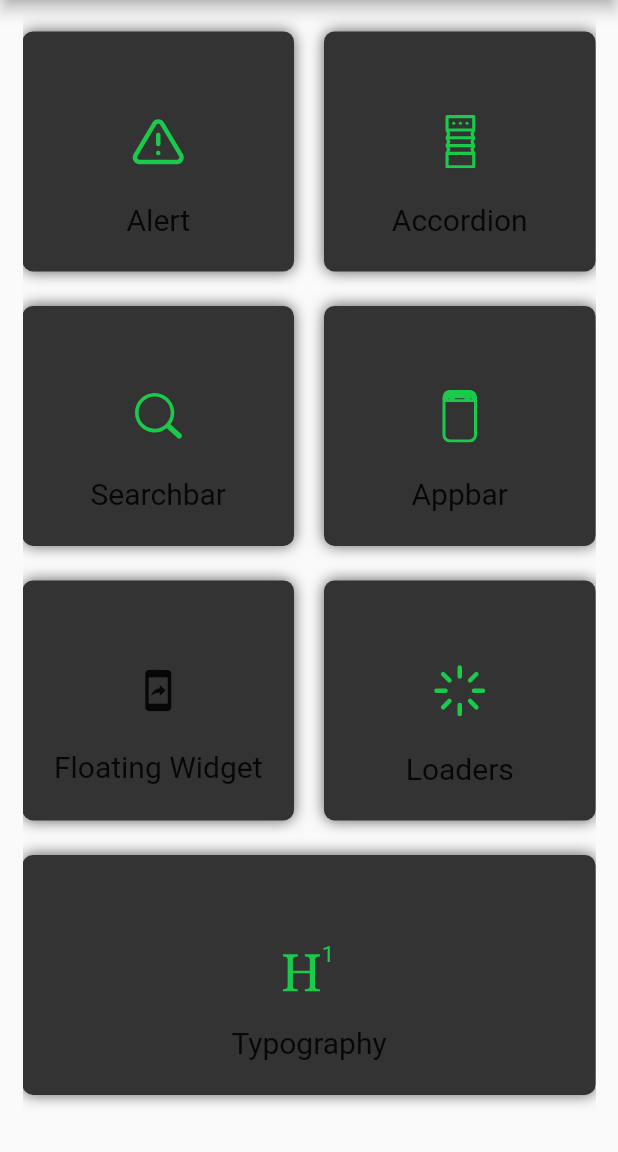
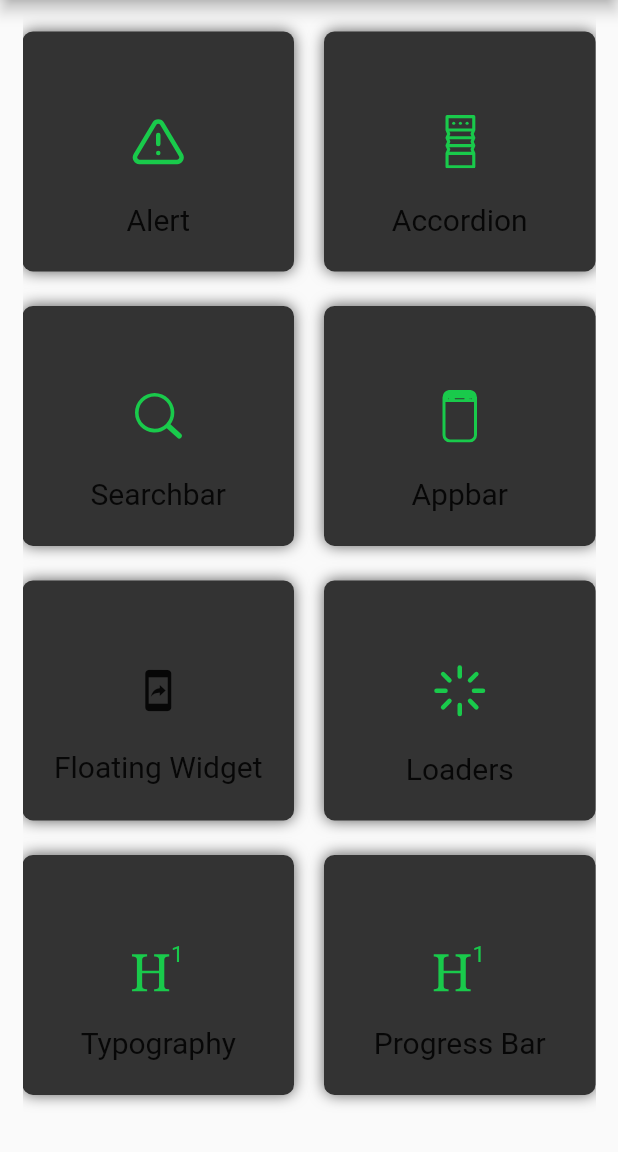
Before and after one commit to ionicfirebaseapp/getwidget-app-kit, a Flutter app: the screen it shows after launch, scrolled down 1072 dp, on a phone screen of 412 x 824 dp, the part 84-1236 px from its top. Run offline on Flutter 3.47's test engine with Material 2 defaults, Android fonts, the phone set to English and light mode, and no system bars; our stand-ins replace flutter_svg, getflutter, webview_flutter; statements that could not run were skipped.

Commit message:
progress bar started

```diff
--- a/lib/screens/home.dart
+++ b/lib/screens/home.dart
@@ -14,12 +14,14 @@ import 'drawer/drawer.dart';
 import 'floating_widget/floating_widget.dart';
 import 'images/images.dart';
 import 'loader/loaders.dart';
+import 'progress_indicator/progress_indicator.dart';
 import 'searchbar/seachbar.dart';
 import 'tabs/tab_types.dart';
 import 'tiles/tiles_page.dart';
 import 'toast/toasts.dart';
 import 'toggle/toggles.dart';
 import 'typography/typography.dart';
+
 
 
 class HomePage extends StatefulWidget {
@@ -1273,6 +1275,57 @@ class _HomePageState extends State<HomePage> {
                     ),
                   ),
                 ),
+                SizedBox(
+                  width: 20,
+                ),
+                Expanded(
+                  child: GestureDetector(
+                    onTap: () {
+                      Navigator.push(
+                        context,
+                        MaterialPageRoute(
+                            builder: (BuildContext context) =>
+                                ProgressIndicators()),
+                      );
+                    },
+                    child: Container(
+                      alignment: Alignment.center,
+                      margin: const EdgeInsets.only(top: 23),
+                      decoration: BoxDecoration(
+//                     color:GFColors.getGFColor( GFColor.dark,),
+                          color: const Color(0xFF333333),
+                          borderRadius:
+                          const BorderRadius.all(Radius.circular(7)),
+                          boxShadow: [
+                            BoxShadow(
+                                color: Colors.black.withOpacity(0.61),
+                                blurRadius: 8,
+                                spreadRadius: 0),
+                          ]),
+                      height: 160,
+                      width: MediaQuery.of(context).size.width,
+                      child: Column(
+                        mainAxisAlignment: MainAxisAlignment.spaceEvenly,
+                        crossAxisAlignment: CrossAxisAlignment.center,
+                        children: <Widget>[
+                          const SizedBox(
+                            height: 10,
+                          ),
+//                            Image.asset('lib/assets/icons/menu.png'),
+                          SvgPicture.asset('lib/assets/icons/typography.svg'),
+                          Text(
+                            'Progress Bar',
+                            style: TextStyle(
+                                fontSize: 20,
+                                color: GFColors.getGFColor(
+                                  GFColor.white,
+                                )),
+                          )
+                        ],
+                      ),
+                    ),
+                  ),
+                ),
 
               ],
             ),
```
Also changed, not shown: lib/screens/progress_indicator/progress_indicator.dart (added, +32 -0 lines).
